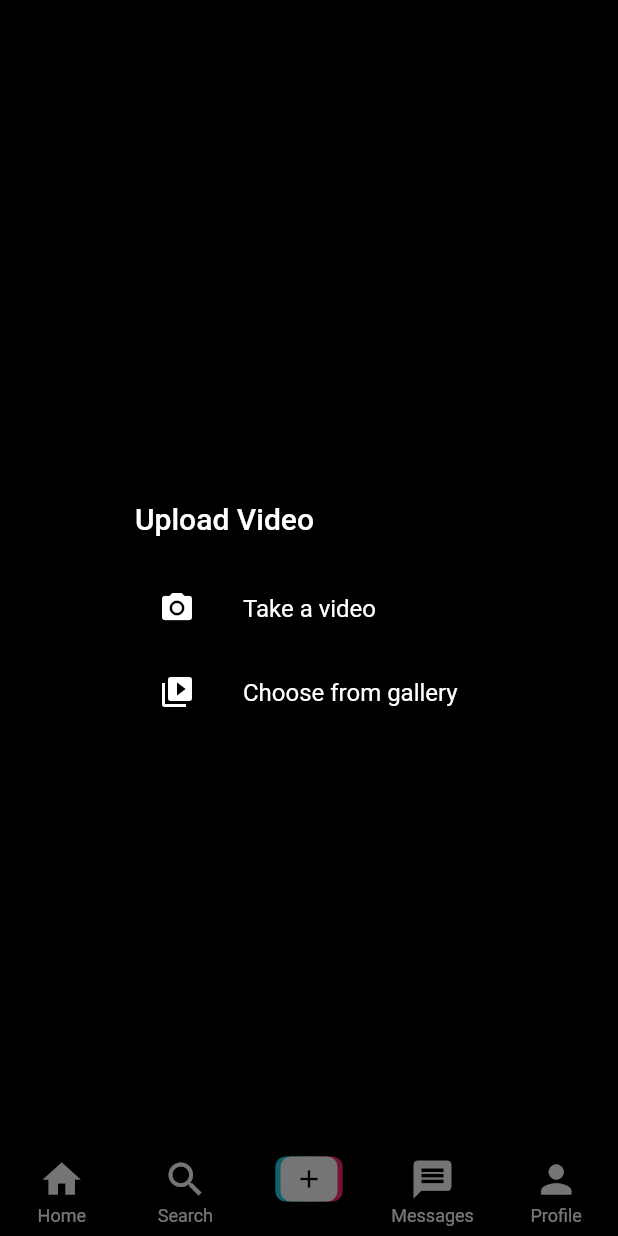
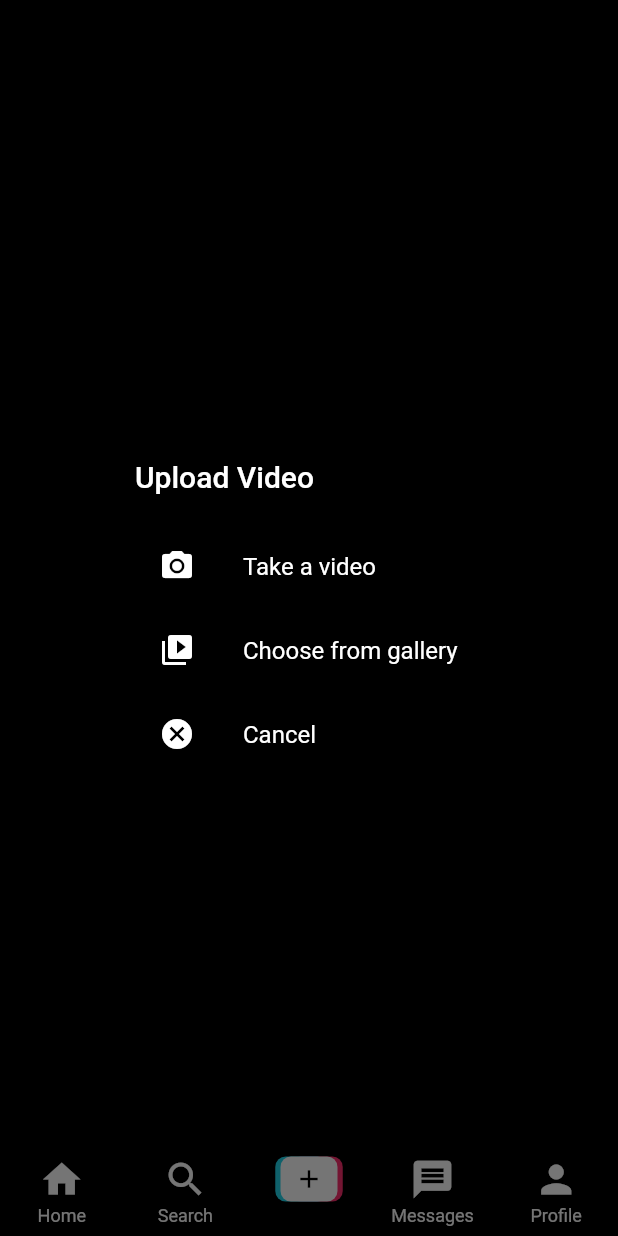
Before and after one commit to ekusiadadus/ctiktok, a Flutter app: the screen it shows once a user with an empty profile is signed in, item 3 of the bottom bar chosen, after a tap on "Upload Video", on a phone screen of 412 x 824 dp. Run offline on Flutter 3.47's test engine with Material 2 defaults, Android fonts, the phone set to English and light mode, and no system bars; our stand-ins replace cloud_firestore, firebase_auth, firebase_core, firebase_storage, get, image_picker; accounts and stored records are empty.

Commit message:
feat: :cancel: add cancel button

```diff
--- a/lib/views/screens/upload_video_screen.dart
+++ b/lib/views/screens/upload_video_screen.dart
@@ -60,6 +60,19 @@ class UploadVideoScreen extends StatelessWidget {
                   pickVideo(ImageSource.gallery, context);
                 },
               ),
+              ListTile(
+                leading: const Icon(
+                  Icons.cancel,
+                  color: Colors.white,
+                ),
+                title: const Text(
+                  'Cancel',
+                  style: TextStyle(color: Colors.white),
+                ),
+                onTap: () {
+                  Navigator.pop(context);
+                },
+              ),
             ],
           ),
         );
```
